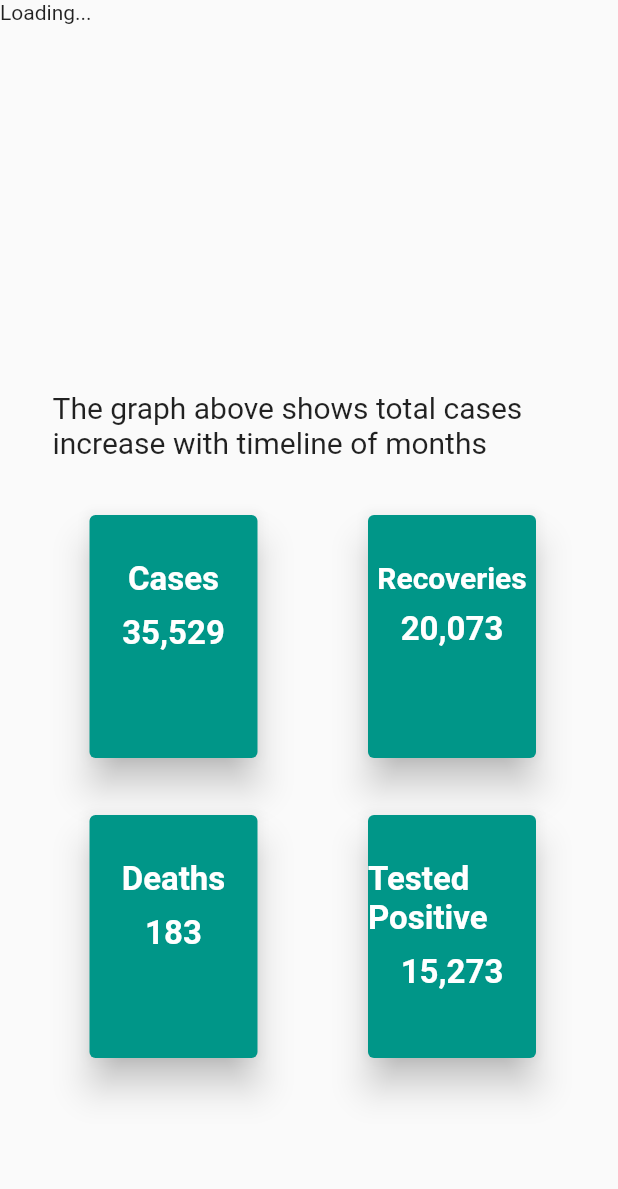
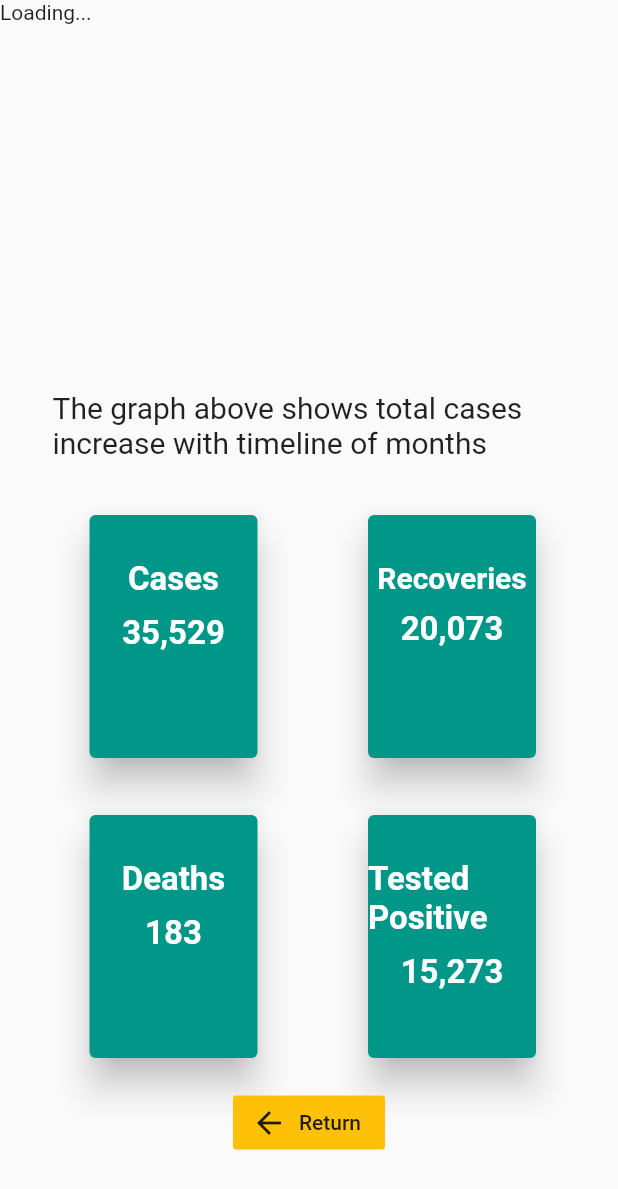
Before and after one commit to shuvam-koirala/WeCare, a Flutter app: the Covid screen opened directly, on a phone screen of 412 x 824 dp. Shown: the top 1189 px of the screen. Run offline on Flutter 3.47's test engine with Material 2 defaults, Android fonts, the phone set to English and light mode, and no system bars; our stand-ins replace cloud_firestore, firebase_auth, fl_chart, flutter_spinkit, flutter_svg, fluttertoast and 3 more; accounts and stored records are empty; network calls fail.

Commit message:
"Commitment"

```diff
--- a/lib/view/covidgraph/covidgraph.dart
+++ b/lib/view/covidgraph/covidgraph.dart
@@ -1,5 +1,6 @@
 import 'dart:convert';
 import 'dart:ui';
+import 'package:WeCare/view/preparedness/Screens/Bar.dart';
 import 'package:flutter/material.dart';
 import 'package:http/http.dart' as http;
 import 'package:fl_chart/fl_chart.dart';
@@ -318,6 +319,7 @@ class _CovidState extends State<Covid> {
                       height: 170,
                       width: 120,
                       child: Card(
+                        child: Center(
                           child: Column(
                             children: [
                               SizedBox(
@@ -339,6 +341,7 @@ class _CovidState extends State<Covid> {
                                           fontSize: 22))),
                             ],
                           ),
+                        ),
                         color: Colors.teal,
                         elevation: 10,
                       ),
@@ -346,6 +349,14 @@ class _CovidState extends State<Covid> {
                   ),
                 ],
               ),
+              FlatButton.icon(
+                  onPressed: () {
+                    Navigator.pushReplacement(context,
+                        MaterialPageRoute(builder: (context) => Bar()));
+                  },
+                  color: Colors.amber,
+                  icon: Icon(Icons.arrow_back),
+                  label: Text("Return"))
             ],
           ),
         ]),
--- a/lib/view/preparedness/Screens/Newsfeed.dart
+++ b/lib/view/preparedness/Screens/Newsfeed.dart
@@ -1,5 +1,3 @@
-import 'package:WeCare/view/preparedness/Screens/Bar.dart';
-import 'package:WeCare/view/preparedness/Screens/Bar.dart';
 import 'package:WeCare/view/preparedness/Screens/Bar.dart';
 import 'package:WeCare/view/preparedness/Screens/List1.dart';
 import 'package:cloud_firestore/cloud_firestore.dart';
```
Lines whose indentation alone changed are shown as unchanged.
